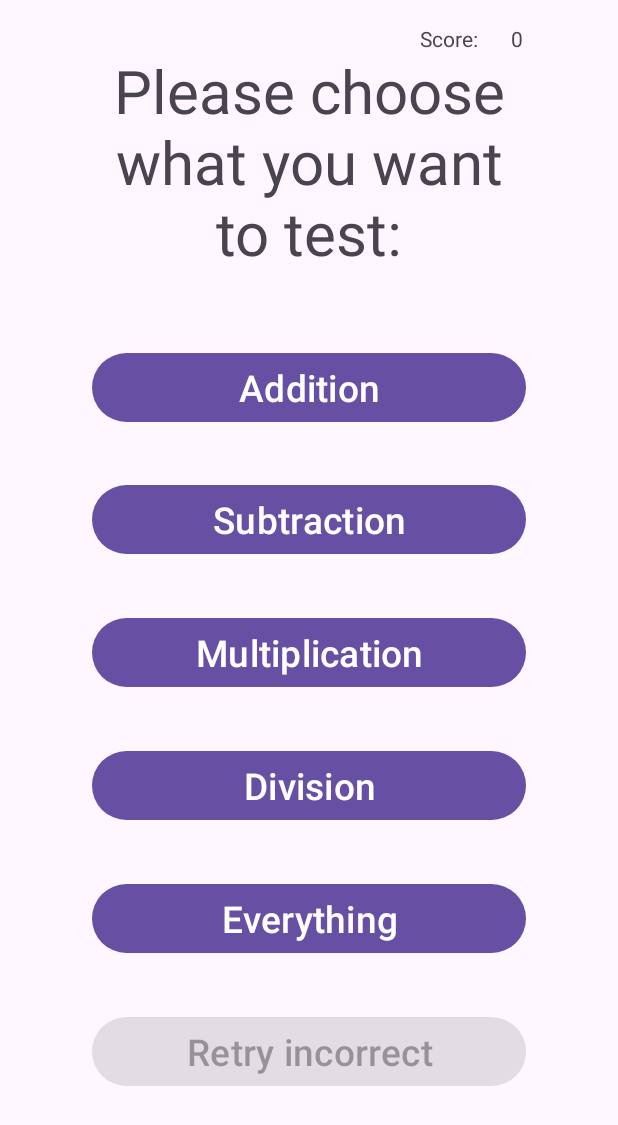
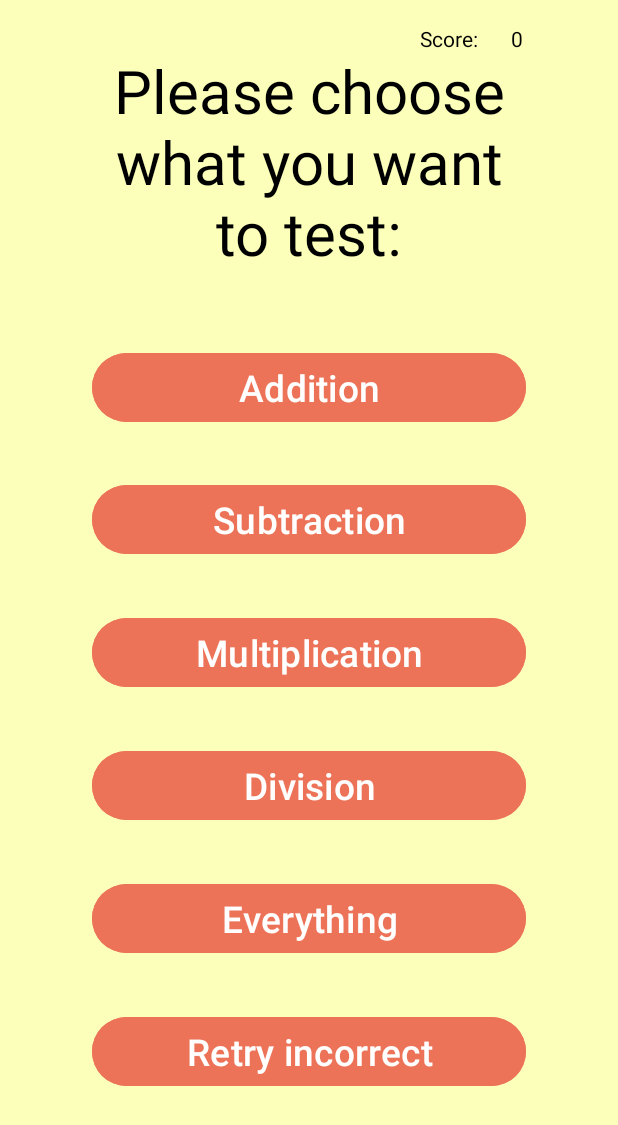
Before and after one commit to MaksymNaboka/MathTestApp, an Android app: the ChoiceActivity screen opened directly, with no data from a screen before it, on a phone screen of 412 x 824 dp. Shown: the top 1125 px of the screen. Run offline under Robolectric (Android 15) with nearby library versions, the phone set to English and light mode, and no system bars.

Commit message:
Design changes

```diff
--- a/app/src/main/res/layout/choice_screen.xml
+++ b/app/src/main/res/layout/choice_screen.xml
@@ -4,6 +4,8 @@
     android:id="@+id/choice_layout"
     xmlns:app="http://schemas.android.com/apk/res-auto"
     xmlns:tools="http://schemas.android.com/tools"
+    android:background="#FBFFB9"
+    android:backgroundTint="#FBFFB9"
     android:layout_width="match_parent"
     android:layout_height="match_parent">
 
@@ -16,6 +18,7 @@
         android:text="Please choose what you want to test:"
         android:textAlignment="center"
         android:textSize="40sp"
+        android:textColor="#000000"
         android:visibility="visible"
         app:layout_constraintBottom_toBottomOf="parent"
         app:layout_constraintEnd_toEndOf="parent"
@@ -32,6 +35,8 @@
         android:autoSizeTextType="uniform"
         android:onClick="AdditionTesting"
         android:text="Addition"
+        android:backgroundTint="#EC7357"
+        android:textColor="#FFFFFF"
         app:layout_constraintBottom_toBottomOf="parent"
         app:layout_constraintEnd_toEndOf="parent"
         app:layout_constraintStart_toStartOf="parent"
@@ -46,6 +51,8 @@
         android:autoSizeTextType="uniform"
         android:onClick="SubtractionTesting"
         android:text="Subtraction"
+        android:backgroundTint="#EC7357"
+        android:textColor="#FFFFFF"
         app:layout_constraintBottom_toBottomOf="parent"
         app:layout_constraintEnd_toEndOf="parent"
         app:layout_constraintStart_toStartOf="parent"
@@ -60,6 +67,8 @@
         android:autoSizeTextType="uniform"
         android:onClick="MultiplicationTesting"
         android:text="Multiplication"
+        android:backgroundTint="#EC7357"
+        android:textColor="#FFFFFF"
         app:layout_constraintBottom_toBottomOf="parent"
         app:layout_constraintEnd_toEndOf="parent"
         app:layout_constraintStart_toStartOf="parent"
@@ -74,6 +83,8 @@
         android:autoSizeTextType="uniform"
         android:onClick="DivisionTesting"
         android:text="Division"
+        android:backgroundTint="#EC7357"
+        android:textColor="#FFFFFF"
         app:layout_constraintBottom_toBottomOf="parent"
         app:layout_constraintEnd_toEndOf="parent"
         app:layout_constraintStart_toStartOf="parent"
@@ -88,6 +99,8 @@
         android:autoSizeTextType="uniform"
         android:onClick="EverythingTesting"
         android:text="Everything"
+        android:backgroundTint="#EC7357"
+        android:textColor="#FFFFFF"
         app:layout_constraintBottom_toBottomOf="parent"
         app:layout_constraintEnd_toEndOf="parent"
         app:layout_constraintStart_toStartOf="parent"
@@ -102,6 +115,8 @@
         android:autoSizeTextType="uniform"
         android:onClick="RetryIncorrect"
         android:text="Retry incorrect"
+        android:backgroundTint="#EC7357"
+        android:textColor="#FFFFFF"
         app:layout_constraintBottom_toBottomOf="parent"
         app:layout_constraintEnd_toEndOf="parent"
         app:layout_constraintStart_toStartOf="parent"
@@ -114,6 +129,7 @@
         android:layout_height="wrap_content"
         android:layout_marginTop="16dp"
         android:text="Score:"
+        android:textColor="#000000"
         app:layout_constraintEnd_toStartOf="@+id/ScoreCounter"
         app:layout_constraintHorizontal_bias="0.960"
         app:layout_constraintStart_toStartOf="parent"
@@ -124,6 +140,7 @@
         android:layout_width="wrap_content"
         android:layout_height="wrap_content"
         android:layout_marginTop="16dp"
+        android:textColor="#000000"
         app:layout_constraintEnd_toEndOf="parent"
         app:layout_constraintHorizontal_bias="0.840"
         app:layout_constraintStart_toStartOf="parent"
```
Also changed, not shown: app/src/main/res/layout/activity_general_questions.xml (+9 -0 lines), app/src/main/res/layout/activity_main.xml (+9 -4 lines), app/src/main/res/layout/activity_settings.xml (+14 -0 lines).
